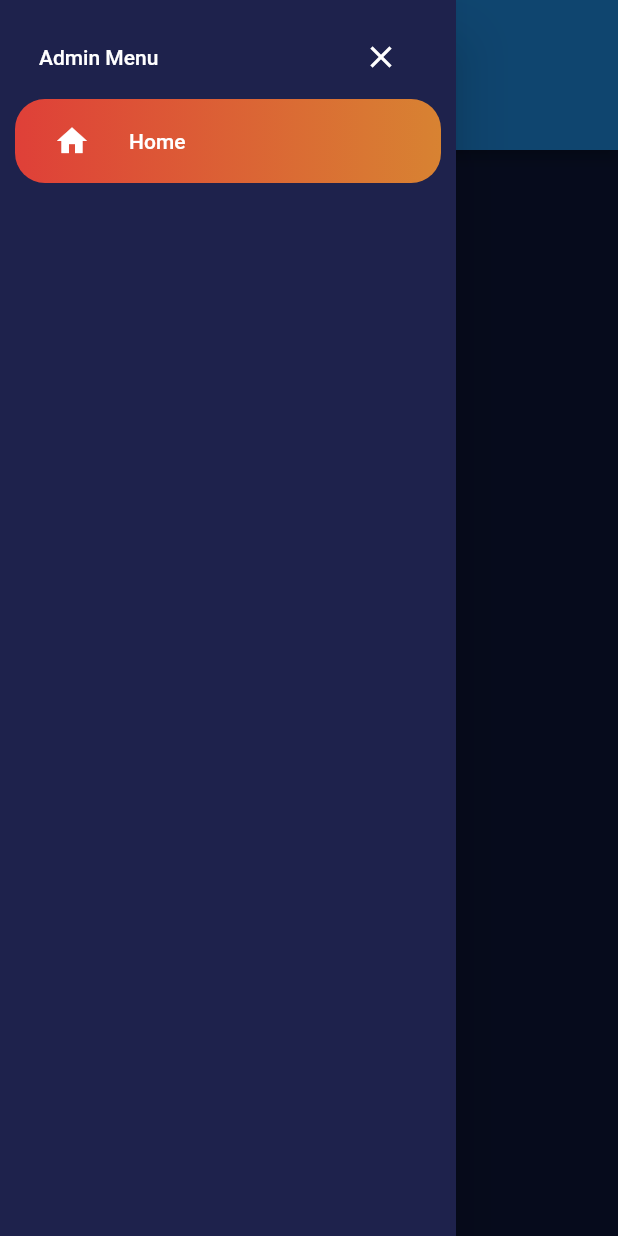
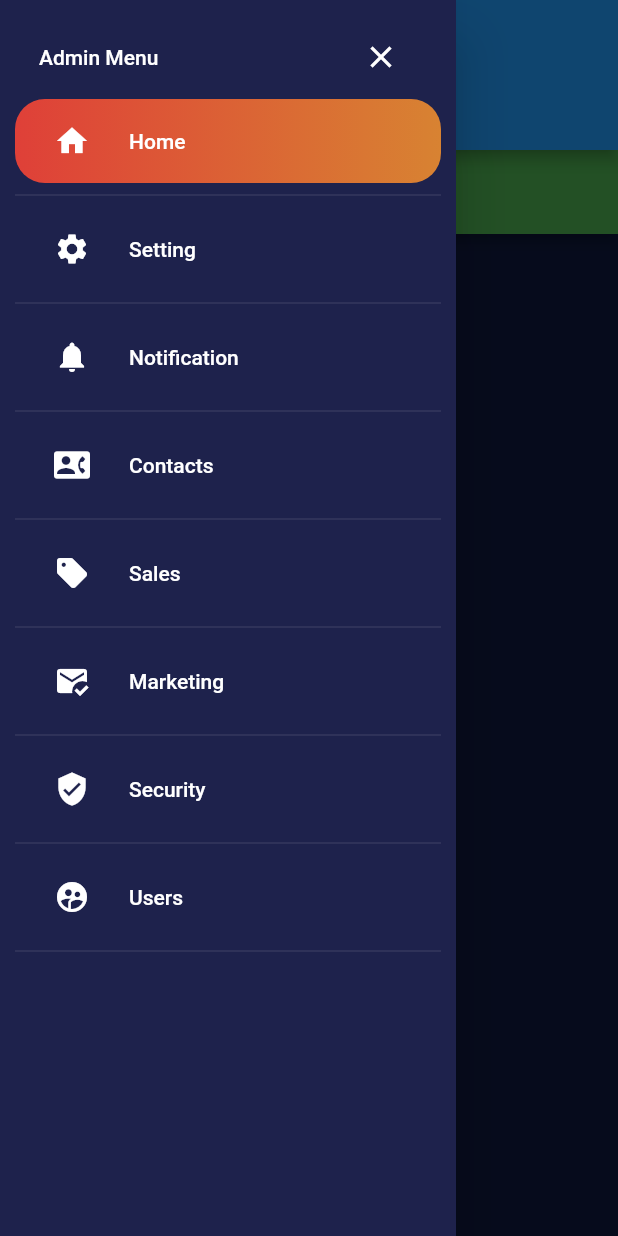
Before and after one commit to Yvon-Uwibambe/financial_app, a Flutter app: the WidgetTree screen opened directly, with the side drawer open, on a phone screen of 412 x 824 dp. Run offline on Flutter 3.47's test engine with Material 2 defaults, Android fonts, the phone set to English and light mode, and no system bars.

Commit message:
Edit the dashbord navigation and responsiveness

```diff
--- /dev/null
+++ b/lib/Screens/panel_center/panel_center_page.dart
@@ -0,0 +1,18 @@
+import 'package:flutter/material.dart';
+
+class PanelCenterPage extends StatefulWidget {
+
+  @override
+  State<PanelCenterPage> createState() => _PanelCenterPageState();
+}
+
+class _PanelCenterPageState extends State<PanelCenterPage> {
+  @override
+  Widget build(BuildContext context) {
+     return Scaffold(
+      appBar: AppBar(
+        backgroundColor: Colors.green,
+      ),
+    );
+  }
+}
--- a/lib/drawer/drawer_page.dart
+++ b/lib/drawer/drawer_page.dart
@@ -17,6 +17,13 @@ class ButtonsInfo{
 int _currentIndex = 0;
 List<ButtonsInfo> _buttonNames = [
   ButtonsInfo(title: "Home", icon: Icons.home),
+  ButtonsInfo(title: "Setting", icon: Icons.settings),
+  ButtonsInfo(title: "Notification", icon: Icons.notifications),
+  ButtonsInfo(title: "Contacts", icon: Icons.contact_phone_rounded),
+  ButtonsInfo(title: "Sales", icon: Icons.sell),
+  ButtonsInfo(title: "Marketing", icon: Icons.mark_email_read),
+  ButtonsInfo(title: "Security", icon: Icons.verified_user),
+  ButtonsInfo(title: "Users", icon: Icons.supervised_user_circle_rounded),
 ];
 
 class _DrawerPageState extends State<DrawerPage> {
@@ -87,7 +94,11 @@ class _DrawerPageState extends State<DrawerPage> {
                           borderRadius: BorderRadius.circular(20),
                         ),
                       ),
-                    )
+                    ),
+                    Divider(
+                      color: Colors.white,
+                      thickness: 0.1,
+                    ),
                   ],
                 ),
                 ),
--- a/lib/widget_tree.dart
+++ b/lib/widget_tree.dart
@@ -1,3 +1,6 @@
+import 'package:financial_app/Screens/panel_center/panel_center_page.dart';
+import 'package:financial_app/Screens/panel_left/panel_left_page.dart';
+import 'package:financial_app/Screens/panel_right/panel_right_page.dart';
 import 'package:financial_app/drawer/drawer_page.dart';
 import 'package:financial_app/responsive_layout.dart';
 import 'package:flutter/material.dart';
@@ -20,10 +23,22 @@ class _WidgetTreeState extends State<WidgetTree> {
         ),
         body: ResponsiveLayout(
           tiny: Container(),
-          phone: Container(),
-          tablet: Container(),
-          largeTablet: Container(),
-          computer: Container(),
+          phone: PanelCenterPage(),
+          tablet: Row(children: [
+            Expanded(child: PanelLeftPage(),),
+            Expanded(child: PanelCenterPage(),),
+          ],),
+          largeTablet: Row(children: [
+            Expanded(child: PanelLeftPage(),),
+            Expanded(child: PanelCenterPage(),),
+            Expanded(child: PanelRightPage(),),
+          ],),
+          computer: Row(children: [
+            Expanded(child: DrawerPage(),),
+            Expanded(child: PanelLeftPage(),),
+            Expanded(child: PanelCenterPage(),),
+            Expanded(child: PanelRightPage(),),
+          ],),
         ),
         drawer: DrawerPage(),
     );
```
Also changed, not shown: lib/Screens/panel_left/panel_left_page.dart (added, +19 -0 lines), lib/Screens/panel_right/panel_right_page.dart (added, +18 -0 lines), lib/app_bar/app_bar_widget.dart (added, +34 -0 lines), 1 other file.
